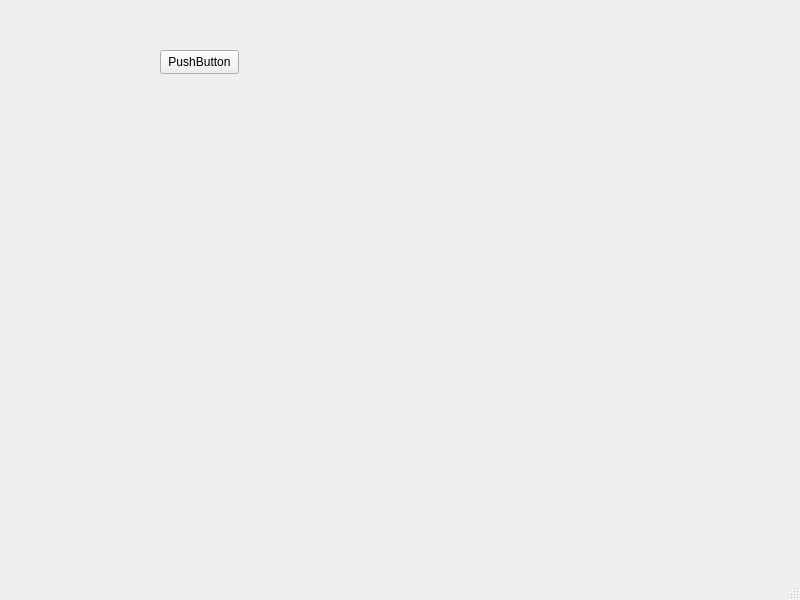
Before: the Qt Designer form mainwindow.ui in arcreane/python-project-enzo-yasmina, drawn with Qt 5.
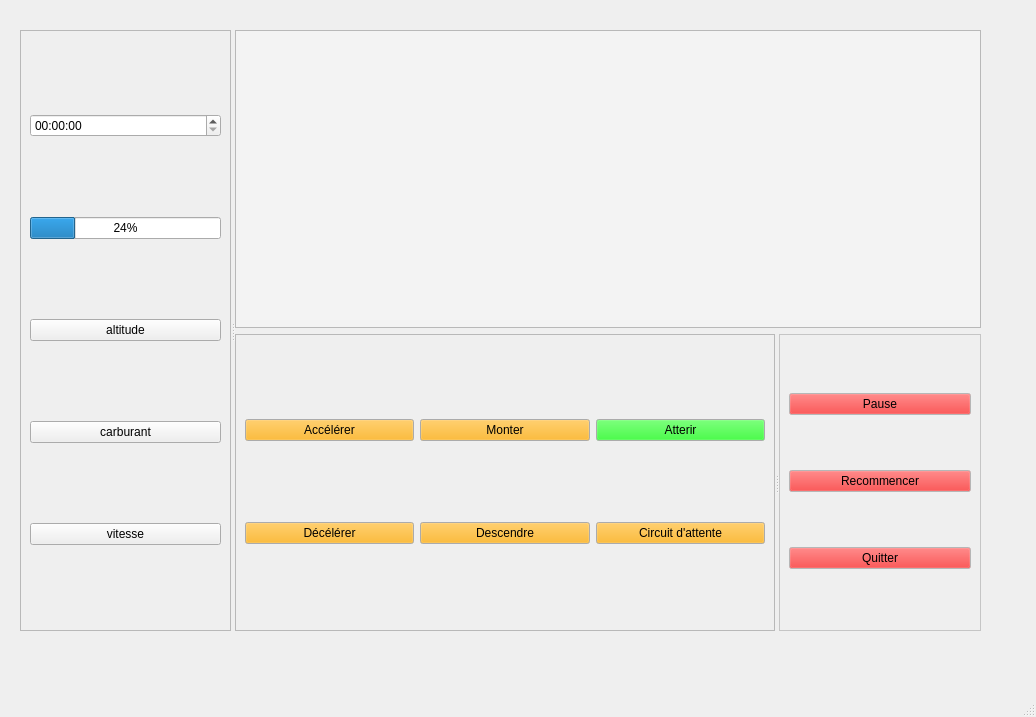
After: the same form once the commit is applied.

Patch:
```diff
--- a/mainwindow.ui
+++ b/mainwindow.ui
@@ -6,26 +6,527 @@
    <rect>
     <x>0</x>
     <y>0</y>
-    <width>800</width>
-    <height>600</height>
+    <width>1036</width>
+    <height>717</height>
    </rect>
   </property>
+  <property name="palette">
+   <palette>
+    <active>
+     <colorrole role="Base">
+      <brush brushstyle="SolidPattern">
+       <color alpha="255">
+        <red>20</red>
+        <green>12</green>
+        <blue>255</blue>
+       </color>
+      </brush>
+     </colorrole>
+    </active>
+    <inactive>
+     <colorrole role="Base">
+      <brush brushstyle="SolidPattern">
+       <color alpha="255">
+        <red>20</red>
+        <green>12</green>
+        <blue>255</blue>
+       </color>
+      </brush>
+     </colorrole>
+    </inactive>
+    <disabled/>
+   </palette>
+  </property>
   <property name="windowTitle">
    <string>MainWindow</string>
   </property>
   <widget class="QWidget" name="centralwidget">
-   <widget class="QPushButton" name="sample_pushbutton">
+   <widget class="QSplitter" name="splitter_2">
     <property name="geometry">
      <rect>
-      <x>160</x>
-      <y>50</y>
-      <width>79</width>
-      <height>24</height>
+      <x>20</x>
+      <y>30</y>
+      <width>961</width>
+      <height>601</height>
      </rect>
     </property>
-    <property name="text">
-     <string>PushButton</string>
+    <property name="orientation">
+     <enum>Qt::Orientation::Horizontal</enum>
     </property>
+    <property name="opaqueResize">
+     <bool>true</bool>
+    </property>
+    <widget class="QFrame" name="stats">
+     <property name="sizePolicy">
+      <sizepolicy hsizetype="Fixed" vsizetype="Expanding">
+       <horstretch>0</horstretch>
+       <verstretch>0</verstretch>
+      </sizepolicy>
+     </property>
+     <property name="palette">
+      <palette>
+       <active>
+        <colorrole role="Base">
+         <brush brushstyle="SolidPattern">
+          <color alpha="255">
+           <red>0</red>
+           <green>0</green>
+           <blue>0</blue>
+          </color>
+         </brush>
+        </colorrole>
+       </active>
+       <inactive>
+        <colorrole role="Base">
+         <brush brushstyle="SolidPattern">
+          <color alpha="255">
+           <red>0</red>
+           <green>0</green>
+           <blue>0</blue>
+          </color>
+         </brush>
+        </colorrole>
+       </inactive>
+       <disabled/>
+      </palette>
+     </property>
+     <property name="frameShape">
+      <enum>QFrame::Shape::StyledPanel</enum>
+     </property>
+     <property name="frameShadow">
+      <enum>QFrame::Shadow::Raised</enum>
+     </property>
+     <layout class="QVBoxLayout" name="verticalLayout_2">
+      <item>
+       <widget class="QTimeEdit" name="timeEdit">
+        <property name="palette">
+         <palette>
+          <active>
+           <colorrole role="Base">
+            <brush brushstyle="SolidPattern">
+             <color alpha="255">
+              <red>255</red>
+              <green>255</green>
+              <blue>255</blue>
+             </color>
+            </brush>
+           </colorrole>
+          </active>
+          <inactive>
+           <colorrole role="Base">
+            <brush brushstyle="SolidPattern">
+             <color alpha="255">
+              <red>255</red>
+              <green>255</green>
+              <blue>255</blue>
+             </color>
+            </brush>
+           </colorrole>
+          </inactive>
+          <disabled/>
+         </palette>
+        </property>
+       </widget>
+      </item>
+      <item>
+       <widget class="QProgressBar" name="progressBar">
+        <property name="palette">
+         <palette>
+          <active>
+           <colorrole role="Base">
+            <brush brushstyle="SolidPattern">
+             <color alpha="255">
+              <red>255</red>
+              <green>255</green>
+              <blue>255</blue>
+             </color>
+            </brush>
+           </colorrole>
+          </active>
+          <inactive>
+           <colorrole role="Base">
+            <brush brushstyle="SolidPattern">
+             <color alpha="255">
+              <red>255</red>
+              <green>255</green>
+              <blue>255</blue>
+             </color>
+            </brush>
+           </colorrole>
+          </inactive>
+          <disabled/>
+         </palette>
+        </property>
+        <property name="value">
+         <number>24</number>
+        </property>
+       </widget>
+      </item>
+      <item>
+       <widget class="QPushButton" name="pushButton">
+        <property name="text">
+         <string>altitude</string>
+        </property>
+       </widget>
+      </item>
+      <item>
+       <widget class="QPushButton" name="pushButton_3">
+        <property name="text">
+         <string>carburant</string>
+        </property>
+       </widget>
+      </item>
+      <item>
+       <widget class="QPushButton" name="pushButton_4">
+        <property name="text">
+         <string>vitesse</string>
+        </property>
+       </widget>
+      </item>
+     </layout>
+    </widget>
+    <widget class="QWidget" name="verticalLayoutWidget">
+     <layout class="QVBoxLayout" name="verticalLayout_4">
+      <item>
+       <widget class="QGraphicsView" name="Zonedevol">
+        <property name="sizePolicy">
+         <sizepolicy hsizetype="Preferred" vsizetype="Preferred">
+          <horstretch>0</horstretch>
+          <verstretch>0</verstretch>
+         </sizepolicy>
+        </property>
+        <property name="baseSize">
+         <size>
+          <width>800</width>
+          <height>500</height>
+         </size>
+        </property>
+        <property name="palette">
+         <palette>
+          <active>
+           <colorrole role="Base">
+            <brush brushstyle="SolidPattern">
+             <color alpha="255">
+              <red>243</red>
+              <green>243</green>
+              <blue>243</blue>
+             </color>
+            </brush>
+           </colorrole>
+          </active>
+          <inactive>
+           <colorrole role="Base">
+            <brush brushstyle="SolidPattern">
+             <color alpha="255">
+              <red>243</red>
+              <green>243</green>
+              <blue>243</blue>
+             </color>
+            </brush>
+           </colorrole>
+          </inactive>
+          <disabled>
+           <colorrole role="Base">
+            <brush brushstyle="SolidPattern">
+             <color alpha="255">
+              <red>243</red>
+              <green>243</green>
+              <blue>243</blue>
+             </color>
+            </brush>
+           </colorrole>
+          </disabled>
+         </palette>
+        </property>
+       </widget>
+      </item>
+      <item>
+       <widget class="QSplitter" name="splitter">
+        <property name="orientation">
+         <enum>Qt::Orientation::Horizontal</enum>
+        </property>
+        <widget class="QFrame" name="actions">
+         <property name="sizePolicy">
+          <sizepolicy hsizetype="Preferred" vsizetype="Fixed">
+           <horstretch>0</horstretch>
+           <verstretch>0</verstretch>
+          </sizepolicy>
+         </property>
+         <property name="palette">
+          <palette>
+           <active>
+            <colorrole role="Button">
+             <brush brushstyle="SolidPattern">
+              <color alpha="179">
+               <red>255</red>
+               <green>170</green>
+               <blue>0</blue>
+              </color>
+             </brush>
+            </colorrole>
+            <colorrole role="Base">
+             <brush brushstyle="SolidPattern">
+              <color alpha="255">
+               <red>0</red>
+               <green>0</green>
+               <blue>0</blue>
+              </color>
+             </brush>
+            </colorrole>
+           </active>
+           <inactive>
+            <colorrole role="Button">
+             <brush brushstyle="SolidPattern">
+              <color alpha="179">
+               <red>255</red>
+               <green>170</green>
+               <blue>0</blue>
+              </color>
+             </brush>
+            </colorrole>
+            <colorrole role="Base">
+             <brush brushstyle="SolidPattern">
+              <color alpha="255">
+               <red>0</red>
+               <green>0</green>
+               <blue>0</blue>
+              </color>
+             </brush>
+            </colorrole>
+           </inactive>
+           <disabled>
+            <colorrole role="Button">
+             <brush brushstyle="SolidPattern">
+              <color alpha="179">
+               <red>255</red>
+               <green>170</green>
+               <blue>0</blue>
+              </color>
+             </brush>
+            </colorrole>
+           </disabled>
+          </palette>
+         </property>
+         <property name="frameShape">
+          <enum>QFrame::Shape::StyledPanel</enum>
+         </property>
+         <property name="frameShadow">
+          <enum>QFrame::Shadow::Raised</enum>
+         </property>
+         <layout class="QGridLayout" name="gridLayout">
+          <item row="1" column="2">
+           <widget class="QPushButton" name="pushButton_12">
+            <property name="palette">
+             <palette>
+              <active>
+               <colorrole role="Button">
+                <brush brushstyle="SolidPattern">
+                 <color alpha="179">
+                  <red>0</red>
+                  <green>255</green>
+                  <blue>0</blue>
+                 </color>
+                </brush>
+               </colorrole>
+              </active>
+              <inactive>
+               <colorrole role="Button">
+                <brush brushstyle="SolidPattern">
+                 <color alpha="179">
+                  <red>0</red>
+                  <green>255</green>
+                  <blue>0</blue>
+                 </color>
+                </brush>
+               </colorrole>
+              </inactive>
+              <disabled>
+               <colorrole role="Button">
+                <brush brushstyle="SolidPattern">
+                 <color alpha="179">
+                  <red>0</red>
+                  <green>255</green>
+                  <blue>0</blue>
+                 </color>
+                </brush>
+               </colorrole>
+              </disabled>
+             </palette>
+            </property>
+            <property name="text">
+             <string>Atterir</string>
+            </property>
+           </widget>
+          </item>
+          <item row="2" column="2">
+           <widget class="QPushButton" name="pushButton_13">
+            <property name="text">
+             <string>Circuit d'attente</string>
+            </property>
+           </widget>
+          </item>
+          <item row="1" column="0">
+           <widget class="QPushButton" name="pushButton_5">
+            <property name="text">
+             <string>Accélérer</string>
+            </property>
+           </widget>
+          </item>
+          <item row="2" column="1">
+           <widget class="QPushButton" name="pushButton_11">
+            <property name="text">
+             <string>Descendre</string>
+            </property>
+           </widget>
+          </item>
+          <item row="2" column="0">
+           <widget class="QPushButton" name="pushButton_9">
+            <property name="text">
+             <string>Décélérer</string>
+            </property>
+           </widget>
+          </item>
+          <item row="1" column="1">
+           <widget class="QPushButton" name="pushButton_10">
+            <property name="text">
+             <string>Monter</string>
+            </property>
+           </widget>
+          </item>
+         </layout>
+        </widget>
+        <widget class="QFrame" name="menu">
+         <property name="sizePolicy">
+          <sizepolicy hsizetype="Fixed" vsizetype="Fixed">
+           <horstretch>0</horstretch>
+           <verstretch>0</verstretch>
+          </sizepolicy>
+         </property>
+         <property name="palette">
+          <palette>
+           <active>
+            <colorrole role="Button">
+             <brush brushstyle="SolidPattern">
+              <color alpha="179">
+               <red>255</red>
+               <green>0</green>
+               <blue>0</blue>
+              </color>
+             </brush>
+            </colorrole>
+            <colorrole role="Base">
+             <brush brushstyle="SolidPattern">
+              <color alpha="255">
+               <red>0</red>
+               <green>0</green>
+               <blue>0</blue>
+              </color>
+             </brush>
+            </colorrole>
+            <colorrole role="Window">
+             <brush brushstyle="SolidPattern">
+              <color alpha="255">
+               <red>255</red>
+               <green>255</green>
+               <blue>255</blue>
+              </color>
+             </brush>
+            </colorrole>
+           </active>
+           <inactive>
+            <colorrole role="Button">
+             <brush brushstyle="SolidPattern">
+              <color alpha="179">
+               <red>255</red>
+               <green>0</green>
+               <blue>0</blue>
+              </color>
+             </brush>
+            </colorrole>
+            <colorrole role="Base">
+             <brush brushstyle="SolidPattern">
+              <color alpha="255">
+               <red>0</red>
+               <green>0</green>
+               <blue>0</blue>
+              </color>
+             </brush>
+            </colorrole>
+            <colorrole role="Window">
+             <brush brushstyle="SolidPattern">
+              <color alpha="255">
+               <red>255</red>
+               <green>255</green>
+               <blue>255</blue>
+              </color>
+             </brush>
+            </colorrole>
+           </inactive>
+           <disabled>
+            <colorrole role="Button">
+             <brush brushstyle="SolidPattern">
+              <color alpha="179">
+               <red>255</red>
+               <green>0</green>
+               <blue>0</blue>
+              </color>
+             </brush>
+            </colorrole>
+            <colorrole role="Base">
+             <brush brushstyle="SolidPattern">
+              <color alpha="255">
+               <red>255</red>
+               <green>255</green>
+               <blue>255</blue>
+              </color>
+             </brush>
+            </colorrole>
+            <colorrole role="Window">
+             <brush brushstyle="SolidPattern">
+              <color alpha="255">
+               <red>255</red>
+               <green>255</green>
+               <blue>255</blue>
+              </color>
+             </brush>
+            </colorrole>
+           </disabled>
+          </palette>
+         </property>
+         <property name="frameShape">
+          <enum>QFrame::Shape::StyledPanel</enum>
+         </property>
+         <property name="frameShadow">
+          <enum>QFrame::Shadow::Raised</enum>
+         </property>
+         <layout class="QVBoxLayout" name="verticalLayout_3">
+          <item>
+           <widget class="QPushButton" name="pushButton_2">
+            <property name="text">
+             <string>Pause</string>
+            </property>
+           </widget>
+          </item>
+          <item>
+           <widget class="QPushButton" name="pushButton_7">
+            <property name="text">
+             <string>Recommencer</string>
+            </property>
+           </widget>
+          </item>
+          <item>
+           <widget class="QPushButton" name="pushButton_8">
+            <property name="text">
+             <string>Quitter</string>
+            </property>
+           </widget>
+          </item>
+         </layout>
+        </widget>
+       </widget>
+      </item>
+     </layout>
+    </widget>
    </widget>
   </widget>
   <widget class="QMenuBar" name="menubar">
```
Left out of the diff: 23 changed lines with no effect on the pictures.
